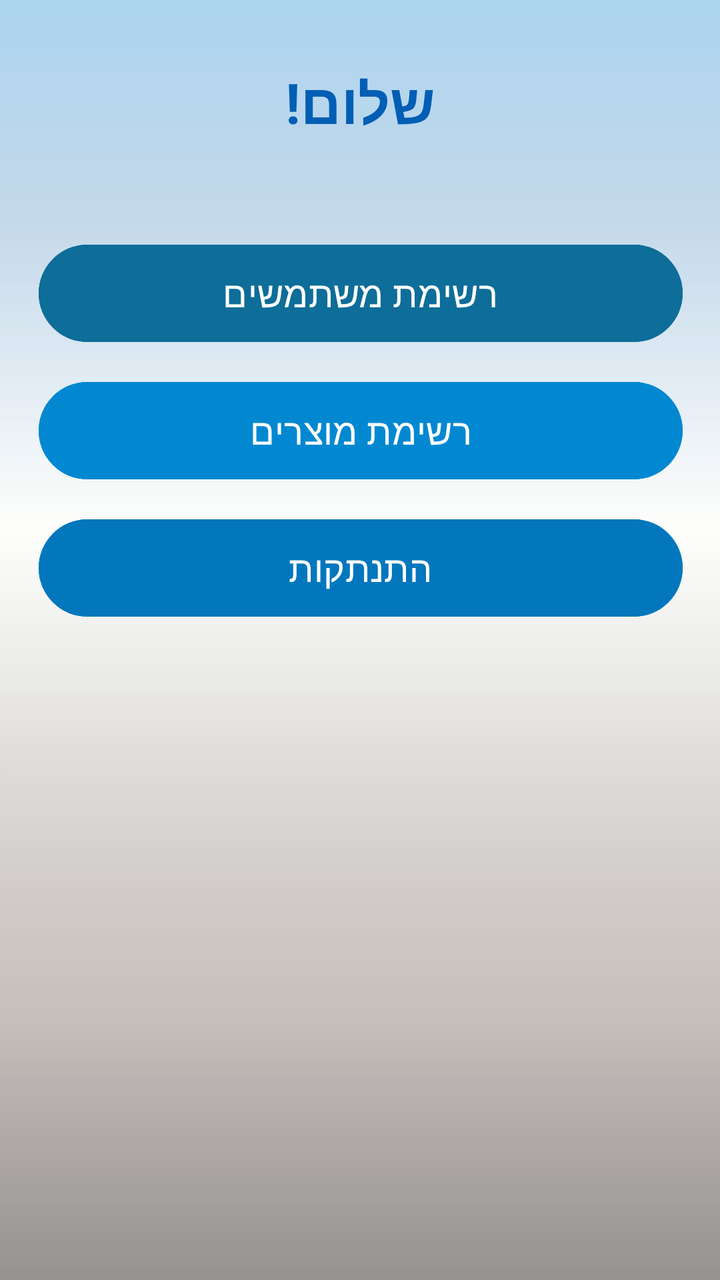
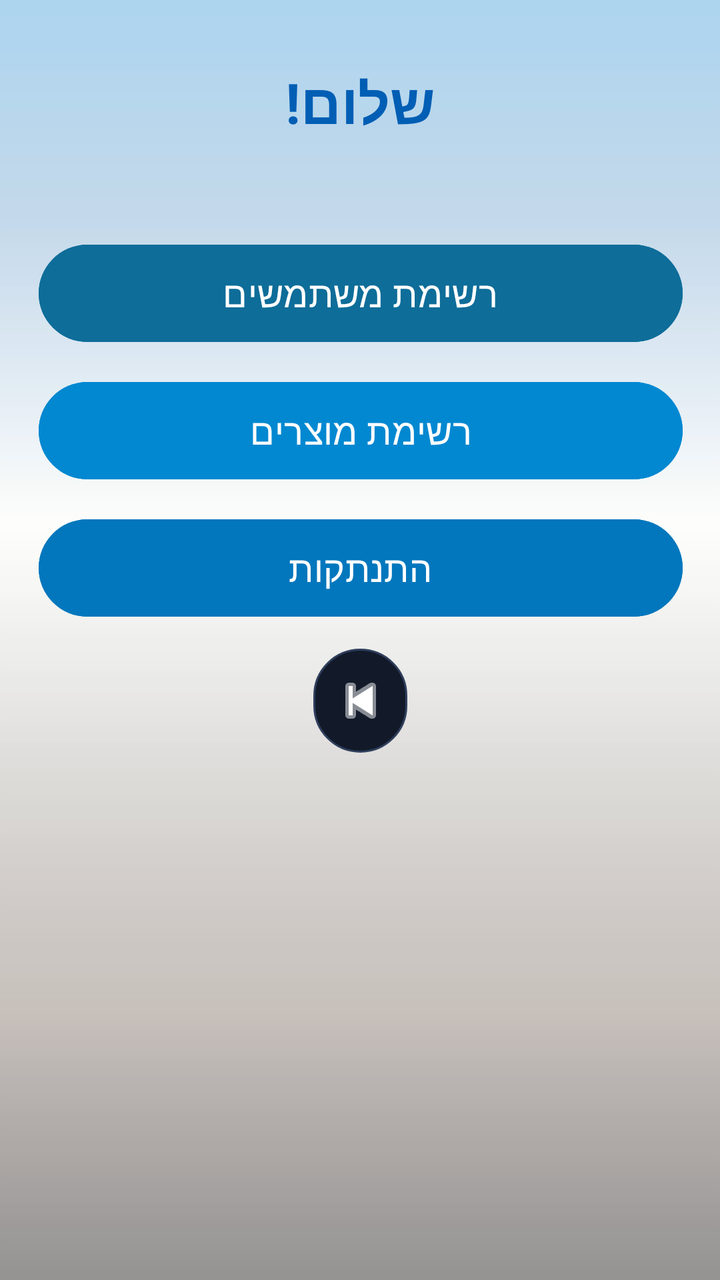

Two renders of the same Android screen: before a commit and after it. Below are the layout's source before the change and the commit's diff.
<!-- AndroidManifest.xml: application theme Theme.ProjectX -->
<!-- res/layout/activity_adminpage.xml -->
<?xml version="1.0" encoding="utf-8"?>
<androidx.constraintlayout.widget.ConstraintLayout
    xmlns:android="http://schemas.android.com/apk/res/android"
    xmlns:app="http://schemas.android.com/apk/res-auto"
    xmlns:tools="http://schemas.android.com/tools"
    android:layout_width="match_parent"
    android:layout_height="match_parent">

    
    <ImageView
        android:id="@+id/backgroundImage"
        android:layout_width="0dp"
        android:layout_height="0dp"
        android:scaleType="centerCrop"
        android:src="@drawable/back9"
        app:layout_constraintTop_toTopOf="parent"
        app:layout_constraintBottom_toBottomOf="parent"
        app:layout_constraintStart_toStartOf="parent"
        app:layout_constraintEnd_toEndOf="parent"/>

    
    <TextView
        android:id="@+id/tvGreeting"
        android:layout_width="0dp"
        android:layout_height="wrap_content"
        android:text="שלום!"
        android:textSize="28sp"
        android:textStyle="bold"
        android:textColor="#005EB4"
        android:gravity="center"
        android:layout_marginTop="32dp"
        app:layout_constraintTop_toTopOf="parent"
        app:layout_constraintStart_toStartOf="parent"
        app:layout_constraintEnd_toEndOf="parent"/>

    
    <LinearLayout
        android:id="@+id/menuBox"
        android:layout_width="370dp"
        android:layout_height="605dp"
        android:layout_margin="24dp"
        android:orientation="vertical"
        android:padding="24dp"
        app:layout_constraintEnd_toEndOf="parent"
        app:layout_constraintStart_toStartOf="parent"
        app:layout_constraintTop_toBottomOf="@id/tvGreeting">

        <Button
            android:id="@+id/btnUserList"
            android:layout_width="match_parent"
            android:layout_height="wrap_content"
            android:layout_marginBottom="12dp"
            android:backgroundTint="#0E6D99"
            android:padding="12dp"
            android:text="רשימת משתמשים"
            android:textColor="#FFFFFF"
            android:textSize="18sp" />

        <Button
            android:id="@+id/itemlist"
            android:layout_width="match_parent"
            android:layout_height="wrap_content"
            android:layout_marginBottom="12dp"
            android:backgroundTint="#0288D1"
            android:padding="12dp"
            android:text="רשימת מוצרים"
            android:textColor="#FFFFFF"
            android:textSize="18sp" />

        <Button
            android:id="@+id/btnLogout"
            android:layout_width="322dp"
            android:layout_height="wrap_content"

            android:backgroundTint="#0277BD"
            android:padding="12dp"
            android:text="התנתקות"
            android:textColor="#FFFFFF"
            android:textSize="18sp" />

    </LinearLayout>

</androidx.constraintlayout.widget.ConstraintLayout>
<!-- resources referenced by this layout -->
<resources>
  <!-- drawable back9: jpg bitmap (drawable, 6819 bytes) -->
  <style name="Theme.ProjectX" parent="Base.Theme.ProjectX" />
  <style name="Base.Theme.ProjectX" parent="Theme.Material3.DayNight.NoActionBar">
          
          
      </style>
</resources>

<!-- the commit's change to res/layout/activity_adminpage.xml (unified diff, before → after) -->
@@ -78,6 +78,17 @@
             android:textColor="#FFFFFF"
             android:textSize="18sp" />
 
+        <ImageButton
+            android:id="@+id/btnBack"
+            android:layout_width="47dp"
+            android:layout_height="52dp"
+            android:layout_gravity="center"
+            android:layout_marginTop="12dp"
+            android:background="@drawable/btn_circle_dark"
+            android:scaleType="centerInside"
+            android:src="@android:drawable/ic_media_previous"
+            app:tint="#FFFFFF" />
+
     </LinearLayout>
 
 </androidx.constraintlayout.widget.ConstraintLayout>
<!-- resource entries referenced after the edit -->
@@ -1,6 +1,13 @@
 <!-- resources referenced by this layout -->
 <resources>
   <!-- drawable back9: jpg bitmap (drawable, 6819 bytes) -->
+  <!-- drawable btn_circle_dark (drawable) -->
+  <?xml version="1.0" encoding="utf-8"?>
+  <shape xmlns:android="http://schemas.android.com/apk/res/android">
+      <solid android:color="#121A2A"/>
+      <corners android:radius="50dp"/>
+      <stroke android:width="1dp" android:color="#2F3E5C"/>
+  </shape>
   <style name="Theme.ProjectX" parent="Base.Theme.ProjectX" />
   <style name="Base.Theme.ProjectX" parent="Theme.Material3.DayNight.NoActionBar">
           
